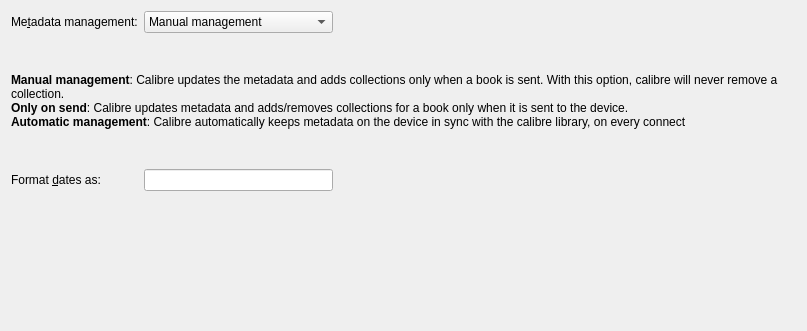
Qt form src/calibre/gui2/preferences/sending.ui (debian-calibre/calibre) before a commit.
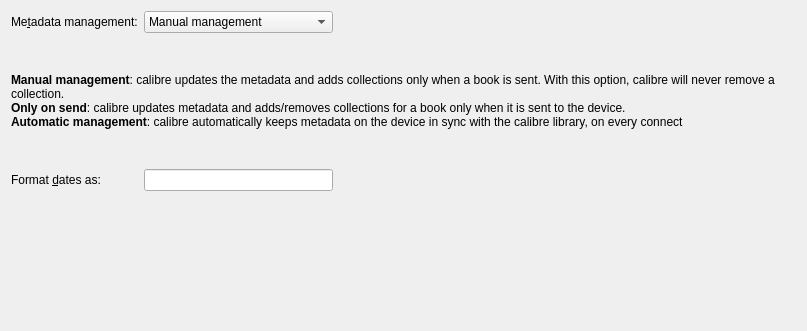
The same form after that commit. Custom widgets are drawn as their Qt base class.

```diff
--- a/src/calibre/gui2/preferences/sending.ui
+++ b/src/calibre/gui2/preferences/sending.ui
@@ -71,9 +71,9 @@
    <item row="1" column="0" colspan="3">
     <widget class="QLabel" name="label_41">
      <property name="text">
-      <string>&lt;li&gt;&lt;b&gt;Manual management&lt;/b&gt;: Calibre updates the metadata and adds collections only when a book is sent. With this option, calibre will never remove a collection.&lt;/li&gt;
-&lt;li&gt;&lt;b&gt;Only on send&lt;/b&gt;: Calibre updates metadata and adds/removes collections for a book only when it is sent to the device. &lt;/li&gt;
-&lt;li&gt;&lt;b&gt;Automatic management&lt;/b&gt;: Calibre automatically keeps metadata on the device in sync with the calibre library, on every connect&lt;/li&gt;&lt;/ul&gt;</string>
+      <string>&lt;li&gt;&lt;b&gt;Manual management&lt;/b&gt;: calibre updates the metadata and adds collections only when a book is sent. With this option, calibre will never remove a collection.&lt;/li&gt;
+&lt;li&gt;&lt;b&gt;Only on send&lt;/b&gt;: calibre updates metadata and adds/removes collections for a book only when it is sent to the device. &lt;/li&gt;
+&lt;li&gt;&lt;b&gt;Automatic management&lt;/b&gt;: calibre automatically keeps metadata on the device in sync with the calibre library, on every connect&lt;/li&gt;&lt;/ul&gt;</string>
      </property>
      <property name="wordWrap">
       <bool>true</bool>
```
